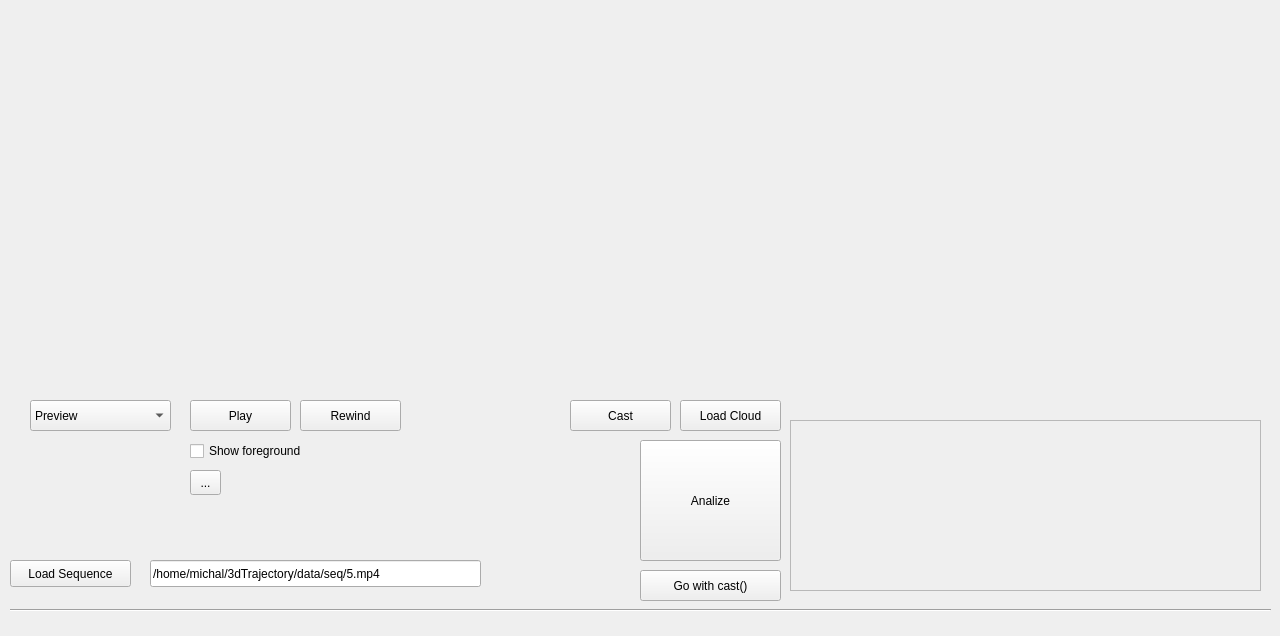
The window that src/mainwindow.ui (SkinnyDipping/3dTrajectory) describes before a commit, drawn with Qt 5.
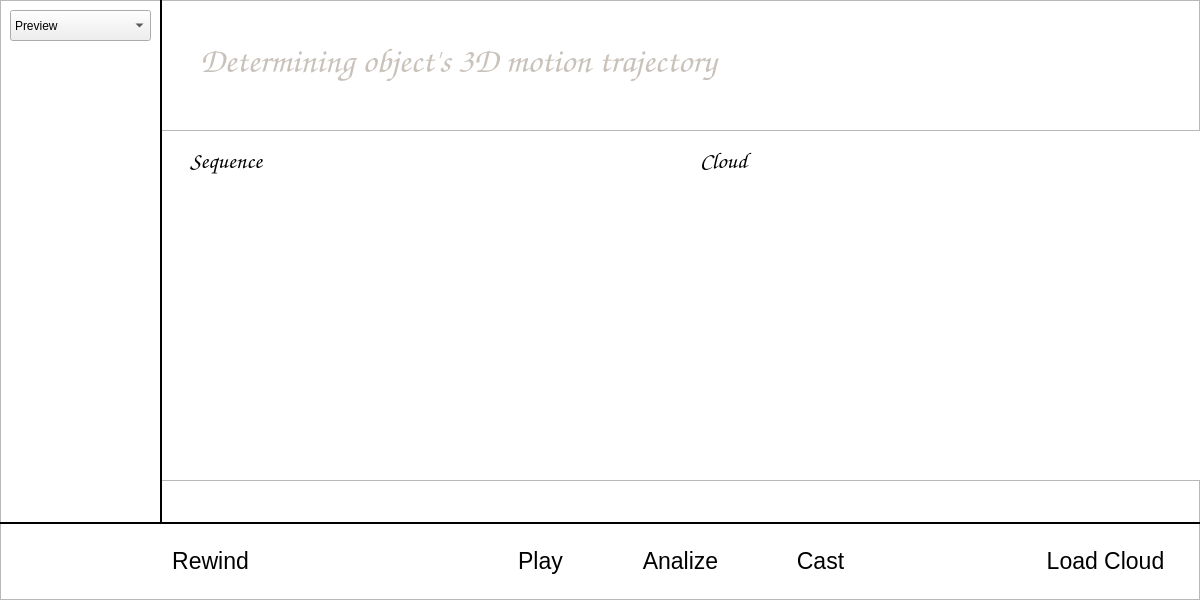
The same window after the commit.

```diff
--- a/src/mainwindow.ui
+++ b/src/mainwindow.ui
@@ -6,8 +6,8 @@
    <rect>
     <x>0</x>
     <y>0</y>
-    <width>1280</width>
-    <height>636</height>
+    <width>1200</width>
+    <height>600</height>
    </rect>
   </property>
   <property name="sizePolicy">
@@ -19,81 +19,98 @@
   <property name="windowTitle">
    <string>3dTrajectory</string>
   </property>
+  <property name="autoFillBackground">
+   <bool>false</bool>
+  </property>
   <widget class="QWidget" name="horizontalLayoutWidget">
    <property name="geometry">
     <rect>
-     <x>10</x>
-     <y>20</y>
-     <width>1261</width>
-     <height>371</height>
+     <x>170</x>
+     <y>190</y>
+     <width>1021</width>
+     <height>271</height>
     </rect>
    </property>
    <layout class="QHBoxLayout" name="horizontalLayout">
     <property name="spacing">
      <number>6</number>
     </property>
+    <property name="sizeConstraint">
+     <enum>QLayout::SetNoConstraint</enum>
+    </property>
     <property name="leftMargin">
      <number>0</number>
     </property>
    </layout>
   </widget>
-  <widget class="QPushButton" name="loadCloud">
+  <widget class="QPushButton" name="loadCloudButton">
    <property name="geometry">
     <rect>
-     <x>680</x>
-     <y>400</y>
-     <width>101</width>
-     <height>31</height>
+     <x>1040</x>
+     <y>540</y>
+     <width>131</width>
+     <height>41</height>
     </rect>
    </property>
+   <property name="font">
+    <font>
+     <pointsize>17</pointsize>
+    </font>
+   </property>
    <property name="text">
     <string>Load Cloud</string>
    </property>
-  </widget>
-  <widget class="QPushButton" name="performCasting">
-   <property name="geometry">
-    <rect>
-     <x>570</x>
-     <y>400</y>
-     <width>101</width>
-     <height>31</height>
-    </rect>
+   <property name="flat">
+    <bool>true</bool>
    </property>
-   <property name="text">
-    <string>Cast</string>
-   </property>
   </widget>
-  <widget class="QPushButton" name="startSequencePreview">
+  <widget class="QPushButton" name="playButton">
    <property name="geometry">
     <rect>
-     <x>190</x>
-     <y>400</y>
+     <x>490</x>
+     <y>540</y>
      <width>101</width>
-     <height>31</height>
+     <height>41</height>
     </rect>
    </property>
+   <property name="font">
+    <font>
+     <pointsize>17</pointsize>
+    </font>
+   </property>
    <property name="text">
     <string>Play</string>
    </property>
+   <property name="flat">
+    <bool>true</bool>
+   </property>
   </widget>
-  <widget class="QPushButton" name="rewindSequencePreview">
+  <widget class="QPushButton" name="rewindButton">
    <property name="geometry">
     <rect>
-     <x>300</x>
-     <y>400</y>
+     <x>160</x>
+     <y>540</y>
      <width>101</width>
-     <height>31</height>
+     <height>41</height>
     </rect>
    </property>
+   <property name="font">
+    <font>
+     <pointsize>17</pointsize>
+    </font>
+   </property>
    <property name="text">
     <string>Rewind</string>
    </property>
+   <property name="flat">
+    <bool>true</bool>
+   </property>
   </widget>
   <widget class="QComboBox" name="modeSelectionBox">
    <property name="geometry">
     <rect>
-     <x>30</x>
-     <y>400</y>
+     <x>10</x>
+     <y>10</y>
      <width>141</width>
      <height>31</height>
     </rect>
@@ -137,113 +154,279 @@
     </property>
    </item>
   </widget>
-  <widget class="QPushButton" name="casterCast">
+  <widget class="QPushButton" name="castButton">
    <property name="geometry">
     <rect>
-     <x>640</x>
-     <y>570</y>
-     <width>141</width>
-     <height>31</height>
+     <x>770</x>
+     <y>540</y>
+     <width>101</width>
+     <height>41</height>
     </rect>
    </property>
+   <property name="font">
+    <font>
+     <pointsize>17</pointsize>
+    </font>
+   </property>
    <property name="text">
-    <string>Go with cast()</string>
+    <string>Cast</string>
+   </property>
+   <property name="flat">
+    <bool>true</bool>
    </property>
   </widget>
   <widget class="QPushButton" name="analyzeButton">
    <property name="geometry">
     <rect>
-     <x>640</x>
-     <y>440</y>
-     <width>141</width>
-     <height>121</height>
+     <x>630</x>
+     <y>540</y>
+     <width>101</width>
+     <height>41</height>
     </rect>
    </property>
+   <property name="font">
+    <font>
+     <pointsize>17</pointsize>
+    </font>
+   </property>
    <property name="text">
     <string>Analize</string>
    </property>
+   <property name="flat">
+    <bool>true</bool>
+   </property>
   </widget>
-  <widget class="QFrame" name="frame">
+  <widget class="QListWidget" name="widget">
    <property name="geometry">
     <rect>
-     <x>790</x>
-     <y>420</y>
-     <width>471</width>
-     <height>171</height>
+     <x>160</x>
+     <y>0</y>
+     <width>1040</width>
+     <height>523</height>
     </rect>
    </property>
-   <property name="frameShape">
-    <enum>QFrame::StyledPanel</enum>
+  </widget>
+  <widget class="QListWidget" name="widget2">
+   <property name="geometry">
+    <rect>
+     <x>160</x>
+     <y>130</y>
+     <width>1041</width>
+     <height>351</height>
+    </rect>
    </property>
-   <property name="frameShadow">
-    <enum>QFrame::Raised</enum>
+  </widget>
+  <widget class="QListWidget" name="widget3">
+   <property name="geometry">
+    <rect>
+     <x>0</x>
+     <y>0</y>
+     <width>1200</width>
+     <height>600</height>
+    </rect>
+   </property>
+   <property name="styleSheet">
+    <string notr="true">color: rgb(37, 37, 37);</string>
    </property>
   </widget>
   <widget class="Line" name="line">
    <property name="geometry">
     <rect>
-     <x>10</x>
-     <y>600</y>
-     <width>1261</width>
-     <height>20</height>
+     <x>0</x>
+     <y>522</y>
+     <width>1200</width>
+     <height>2</height>
     </rect>
    </property>
+   <property name="palette">
+    <palette>
+     <active>
+      <colorrole role="Button">
+       <brush brushstyle="SolidPattern">
+        <color alpha="255">
+         <red>0</red>
+         <green>0</green>
+         <blue>0</blue>
+        </color>
+       </brush>
+      </colorrole>
+      <colorrole role="Base">
+       <brush brushstyle="SolidPattern">
+        <color alpha="255">
+         <red>0</red>
+         <green>0</green>
+         <blue>0</blue>
+        </color>
+       </brush>
+      </colorrole>
+      <colorrole role="Window">
+       <brush brushstyle="SolidPattern">
+        <color alpha="255">
+         <red>0</red>
+         <green>0</green>
+         <blue>0</blue>
+        </color>
+       </brush>
+      </colorrole>
+     </active>
+     <inactive>
+      <colorrole role="Button">
+       <brush brushstyle="SolidPattern">
+        <color alpha="255">
+         <red>0</red>
+         <green>0</green>
+         <blue>0</blue>
+        </color>
+       </brush>
+      </colorrole>
+      <colorrole role="Base">
+       <brush brushstyle="SolidPattern">
+        <color alpha="255">
+         <red>0</red>
+         <green>0</green>
+         <blue>0</blue>
+        </color>
+       </brush>
+      </colorrole>
+      <colorrole role="Window">
+       <brush brushstyle="SolidPattern">
+        <color alpha="255">
+         <red>0</red>
+         <green>0</green>
+         <blue>0</blue>
+        </color>
+       </brush>
+      </colorrole>
+     </inactive>
+     <disabled>
+      <colorrole role="Button">
+       <brush brushstyle="SolidPattern">
+        <color alpha="255">
+         <red>0</red>
+         <green>0</green>
+         <blue>0</blue>
+        </color>
+       </brush>
+      </colorrole>
+      <colorrole role="Base">
+       <brush brushstyle="SolidPattern">
+        <color alpha="255">
+         <red>0</red>
+         <green>0</green>
+         <blue>0</blue>
+        </color>
+       </brush>
+      </colorrole>
+      <colorrole role="Window">
+       <brush brushstyle="SolidPattern">
+        <color alpha="255">
+         <red>0</red>
+         <green>0</green>
+         <blue>0</blue>
+        </color>
+       </brush>
+      </colorrole>
+     </disabled>
+    </palette>
+   </property>
+   <property name="styleSheet">
+    <string notr="true">background-color: rgb(0, 0, 0);</string>
+   </property>
    <property name="orientation">
     <enum>Qt::Horizontal</enum>
    </property>
   </widget>
-  <widget class="QToolButton" name="toolButton">
+  <widget class="Line" name="line_2">
    <property name="geometry">
     <rect>
-     <x>190</x>
-     <y>470</y>
-     <width>31</width>
-     <height>25</height>
+     <x>160</x>
+     <y>0</y>
+     <width>2</width>
+     <height>522</height>
     </rect>
    </property>
-   <property name="text">
-    <string>...</string>
+   <property name="styleSheet">
+    <string notr="true">background-color: rgb(0, 0, 0);</string>
    </property>
+   <property name="orientation">
+    <enum>Qt::Vertical</enum>
+   </property>
   </widget>
-  <widget class="QCheckBox" name="toggleForeground">
+  <widget class="QLabel" name="label">
    <property name="geometry">
     <rect>
      <x>190</x>
-     <y>440</y>
-     <width>151</width>
-     <height>22</height>
+     <y>145</y>
+     <width>211</width>
+     <height>31</height>
     </rect>
    </property>
+   <property name="font">
+    <font>
+     <family>Comic Sans MS</family>
+     <pointsize>17</pointsize>
+    </font>
+   </property>
    <property name="text">
-    <string>Show foreground</string>
+    <string>Sequence</string>
    </property>
   </widget>
-  <widget class="QPushButton" name="loadSequenceButton">
+  <widget class="QLabel" name="label_2">
    <property name="geometry">
     <rect>
-     <x>10</x>
-     <y>560</y>
-     <width>121</width>
-     <height>27</height>
+     <x>700</x>
+     <y>145</y>
+     <width>91</width>
+     <height>31</height>
     </rect>
    </property>
+   <property name="font">
+    <font>
+     <family>Comic Sans MS</family>
+     <pointsize>17</pointsize>
+    </font>
+   </property>
    <property name="text">
-    <string>Load Sequence</string>
+    <string>Cloud</string>
    </property>
   </widget>
-  <widget class="QLineEdit" name="sequencePath">
+  <widget class="QLabel" name="label_3">
    <property name="geometry">
     <rect>
-     <x>150</x>
-     <y>560</y>
-     <width>331</width>
-     <height>27</height>
+     <x>200</x>
+     <y>30</y>
+     <width>791</width>
+     <height>61</height>
     </rect>
    </property>
+   <property name="font">
+    <font>
+     <family>Comic Sans MS</family>
+     <pointsize>26</pointsize>
+    </font>
+   </property>
+   <property name="styleSheet">
+    <string notr="true">color: rgb(201, 194, 187);</string>
+   </property>
    <property name="text">
-    <string>/home/michal/3dTrajectory/data/seq/5.mp4</string>
+    <string>Determining object's 3D motion trajectory</string>
    </property>
   </widget>
+  <zorder>widget3</zorder>
+  <zorder>widget</zorder>
+  <zorder>widget2</zorder>
+  <zorder>horizontalLayoutWidget</zorder>
+  <zorder>loadCloudButton</zorder>
+  <zorder>playButton</zorder>
+  <zorder>rewindButton</zorder>
+  <zorder>modeSelectionBox</zorder>
+  <zorder>castButton</zorder>
+  <zorder>analyzeButton</zorder>
+  <zorder>line</zorder>
+  <zorder>line_2</zorder>
+  <zorder>label</zorder>
+  <zorder>label_2</zorder>
+  <zorder>label_3</zorder>
  </widget>
  <resources/>
  <connections/>
```
